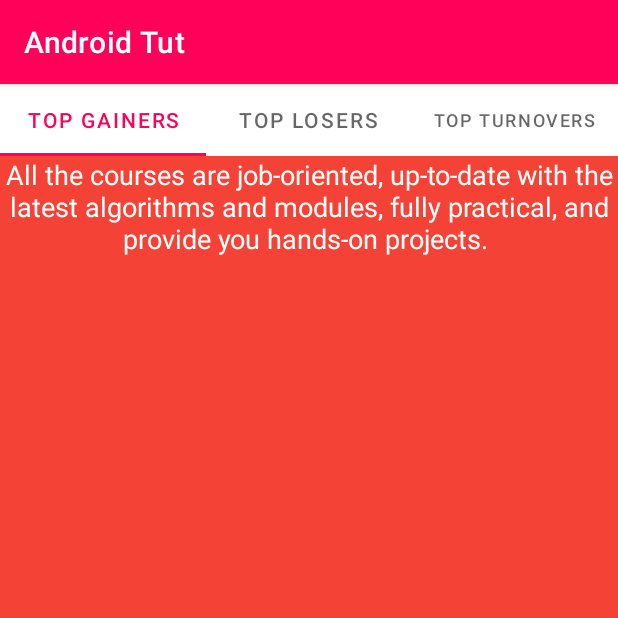
After one commit to let-bibek/AndroidTut, an Android app: the TabActivity screen opened directly, with no data from a screen before it, on a phone screen of 412 x 824 dp, the top half of it. The commit adds this screen. Run offline under Robolectric (Android 15) with nearby library versions, the phone set to English and light mode, and no system bars.

Commit message:
tab layout 😀

```diff
--- /dev/null
+++ b/app/src/main/java/com/softdrax/androidtut/TabActivity.java
@@ -0,0 +1,27 @@
+package com.softdrax.androidtut;
+
+import androidx.appcompat.app.AppCompatActivity;
+import androidx.viewpager.widget.ViewPager;
+
+import android.os.Bundle;
+
+import com.google.android.material.tabs.TabLayout;
+
+public class TabActivity extends AppCompatActivity {
+TabLayout tlTabLayoutEx;
+ViewPager vpTabLayout;
+    @Override
+    protected void onCreate(Bundle savedInstanceState) {
+        super.onCreate(savedInstanceState);
+        setContentView(R.layout.activity_tab);
+
+
+        tlTabLayoutEx=findViewById(R.id.tlTabLayoutEx);
+        vpTabLayout=findViewById(R.id.vpTabLayoutEx);
+
+        ViewPagerTopStocksAdapter viewPagerTopStocksAdapter=new ViewPagerTopStocksAdapter(getSupportFragmentManager());
+
+        vpTabLayout.setAdapter(viewPagerTopStocksAdapter);
+        tlTabLayoutEx.setupWithViewPager(vpTabLayout);
+    }
+}
--- /dev/null
+++ b/app/src/main/java/com/softdrax/androidtut/TopGainerFragment.java
@@ -0,0 +1,27 @@
+package com.softdrax.androidtut;
+
+import android.os.Bundle;
+
+import androidx.fragment.app.Fragment;
+
+import android.view.LayoutInflater;
+import android.view.View;
+import android.view.ViewGroup;
+
+
+public class TopGainerFragment extends Fragment {
+
+
+
+    public TopGainerFragment() {
+        // Required empty public constructor
+    }
+
+
+    @Override
+    public View onCreateView(LayoutInflater inflater, ViewGroup container,
+                             Bundle savedInstanceState) {
+        // Inflate the layout for this fragment
+        return inflater.inflate(R.layout.fragment_top_gainer, container, false);
+    }
+}
--- /dev/null
+++ b/app/src/main/java/com/softdrax/androidtut/TopLoserFragment.java
@@ -0,0 +1,26 @@
+package com.softdrax.androidtut;
+
+import android.os.Bundle;
+
+import androidx.fragment.app.Fragment;
+
+import android.view.LayoutInflater;
+import android.view.View;
+import android.view.ViewGroup;
+
+
+public class TopLoserFragment extends Fragment {
+
+
+    public TopLoserFragment() {
+        // Required empty public constructor
+    }
+
+
+    @Override
+    public View onCreateView(LayoutInflater inflater, ViewGroup container,
+                             Bundle savedInstanceState) {
+        // Inflate the layout for this fragment
+        return inflater.inflate(R.layout.fragment_top_loser, container, false);
+    }
+}
--- /dev/null
+++ b/app/src/main/java/com/softdrax/androidtut/ViewPagerTopStocksAdapter.java
@@ -0,0 +1,44 @@
+package com.softdrax.androidtut;
+
+import androidx.annotation.NonNull;
+import androidx.annotation.Nullable;
+import androidx.fragment.app.Fragment;
+import androidx.fragment.app.FragmentManager;
+import androidx.fragment.app.FragmentPagerAdapter;
+
+public class ViewPagerTopStocksAdapter extends FragmentPagerAdapter {
+
+
+    public ViewPagerTopStocksAdapter(@NonNull FragmentManager fm) {
+        super(fm);
+    }
+
+    @NonNull
+    @Override
+    public Fragment getItem(int position) {
+        if(position==0){
+            return new TopGainerFragment();
+        }else if(position==1){
+            return new TopLoserFragment();
+        }else{
+            return new TopTurnoverFragment();
+        }
+    }
+
+    @Override
+    public int getCount() {
+        return 3; // number of tabs
+    }
+
+    @Nullable
+    @Override
+    public CharSequence getPageTitle(int position) {
+        if(position==0){
+            return "Top Gainers";
+        }else if(position==1){
+            return "Top Losers";
+        }else{
+            return "Top Turnovers";
+        }
+    }
+}
--- /dev/null
+++ b/app/src/main/res/layout/activity_tab.xml
@@ -0,0 +1,24 @@
+<?xml version="1.0" encoding="utf-8"?>
+<LinearLayout xmlns:android="http://schemas.android.com/apk/res/android"
+    xmlns:app="http://schemas.android.com/apk/res-auto"
+    xmlns:tools="http://schemas.android.com/tools"
+    android:layout_width="match_parent"
+    android:layout_height="match_parent"
+    tools:context=".TabActivity"
+    android:orientation="vertical"
+    >
+
+    <com.google.android.material.tabs.TabLayout
+        android:id="@+id/tlTabLayoutEx"
+        android:layout_width="match_parent"
+        android:layout_height="wrap_content"
+        />
+
+    <androidx.viewpager.widget.ViewPager
+        android:id="@+id/vpTabLayoutEx"
+        android:layout_width="match_parent"
+        android:layout_height="match_parent"
+
+        />
+
+</LinearLayout>
--- /dev/null
+++ b/app/src/main/res/layout/fragment_top_gainer.xml
@@ -0,0 +1,21 @@
+<?xml version="1.0" encoding="utf-8"?>
+<FrameLayout xmlns:android="http://schemas.android.com/apk/res/android"
+    xmlns:tools="http://schemas.android.com/tools"
+    android:layout_width="match_parent"
+    android:layout_height="match_parent"
+    xmlns:app="http://schemas.android.com/apk/res-auto"
+    tools:context=".TopGainerFragment"
+    android:background="@color/md_red_500"
+
+   >
+
+    <TextView
+        android:layout_width="match_parent"
+        android:layout_height="match_parent"
+        android:text="@string/tvDummyTxt"
+        android:textSize="18sp"
+        android:textColor="@color/white"
+        android:textAlignment="center"
+        />
+
+</FrameLayout>
--- a/app/src/main/res/values/strings.xml
+++ b/app/src/main/res/values/strings.xml
@@ -50,4 +50,5 @@
     <string name="btnToFragmentEx">Fragment</string>
     <!-- TODO: Remove or change this placeholder text -->
     <string name="hello_blank_fragment">Hello blank fragment</string>
+    <string name="btnToTabLayout">Tab Layout</string>
 </resources>
```
Also changed, not shown: app/src/main/AndroidManifest.xml (+7 -0 lines), app/src/main/java/com/softdrax/androidtut/TopTurnoverFragment.java (added, +27 -0 lines), app/src/main/java/com/softdrax/androidtut/intent_passing.java (+13 -1 lines), app/src/main/res/layout/activity_intent_passing.xml (+61 -17 lines), app/src/main/res/layout/fragment_top_loser.xml (added, +20 -0 lines), app/src/main/res/layout/fragment_top_turnover.xml (added, +20 -0 lines).
